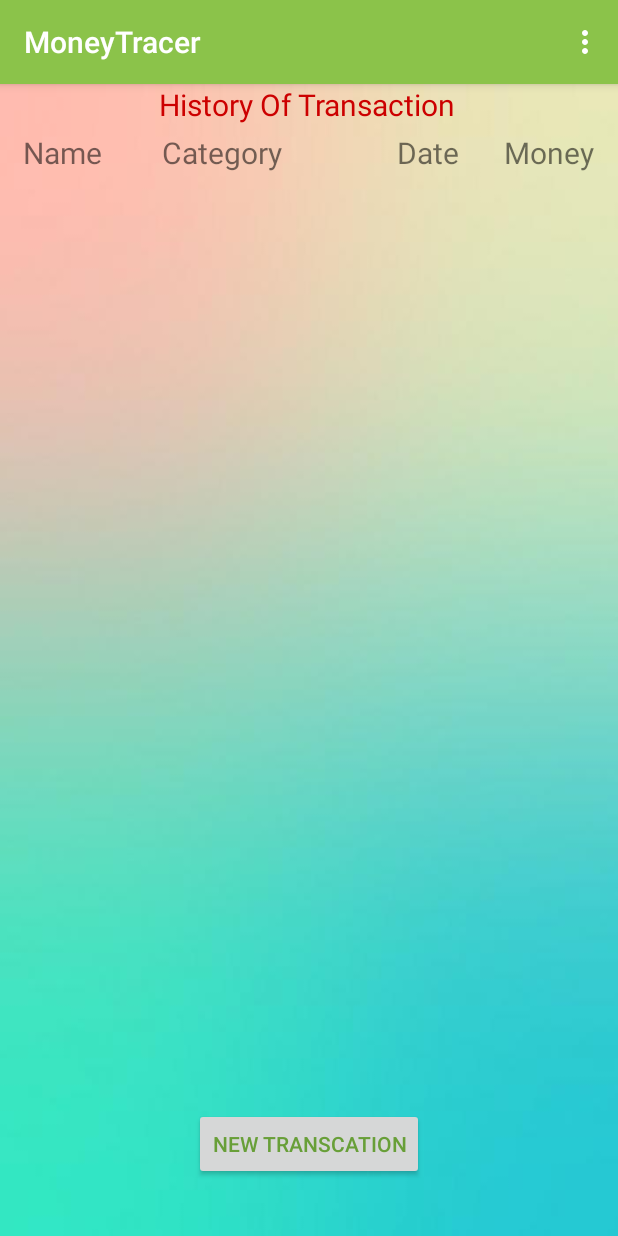
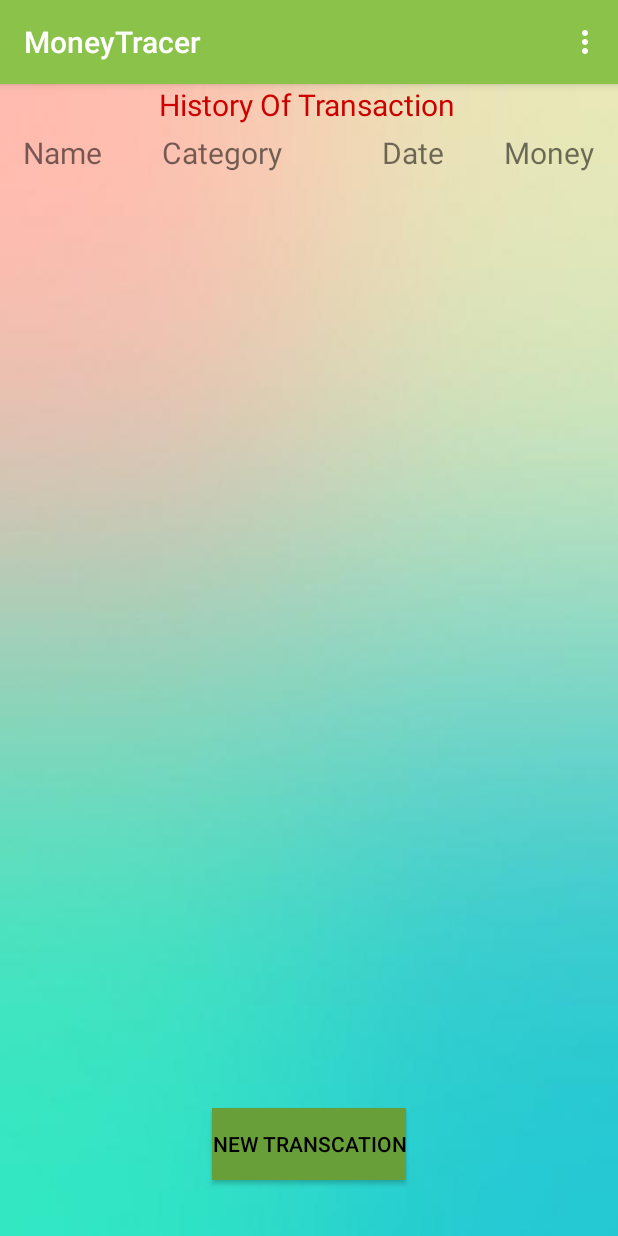
Before and after one commit to CoMasGreeD/MoneyTracer, an Android app: the fragment MainPageFragment placed in its activity, on a phone screen of 412 x 824 dp. Run offline under Robolectric (Android 15) with nearby library versions, the phone set to English and light mode, and no system bars; 1 statement that could not run was skipped.

Commit message:
Version1

```diff
--- a/app/src/main/java/com/vladshvyrev/moneytracer/MainActivity.kt
+++ b/app/src/main/java/com/vladshvyrev/moneytracer/MainActivity.kt
@@ -56,6 +56,23 @@ class MainActivity : AppCompatActivity() {
         return true
     }
 
+    override fun onStop() {
+        super.onStop()
+    }
+
+    override fun onRestart() {
+        super.onRestart()
+    }
+
+    override fun onResume() {
+        super.onResume()
+    }
+    override fun onPause() {
+        super.onPause()
+    }
+    override fun onStart() {
+        super.onStart()
+    }
     override fun onSaveInstanceState(outState: Bundle) {
         super.onSaveInstanceState(outState)
     }
--- a/app/src/main/res/layout/fragment_main_page.xml
+++ b/app/src/main/res/layout/fragment_main_page.xml
@@ -54,7 +54,7 @@
         android:layout_width="wrap_content"
         android:layout_height="wrap_content"
         android:layout_marginTop="32dp"
-        android:layout_marginEnd="30dp"
+        android:layout_marginEnd="40dp"
         android:text="Date"
         android:textSize="20sp"
         app:layout_constraintEnd_toStartOf="@+id/title_money"
@@ -96,7 +96,8 @@
         android:layout_marginTop="645dp"
         android:layout_marginEnd="100dp"
         android:text="New Transcation"
-        android:textColor="@color/primary_dark"
+        android:background="@color/primary_dark"
+        android:textColor="@android:color/black"
         app:layout_constraintBottom_toBottomOf="parent"
         app:layout_constraintEnd_toEndOf="parent"
         app:layout_constraintStart_toStartOf="parent"
```
